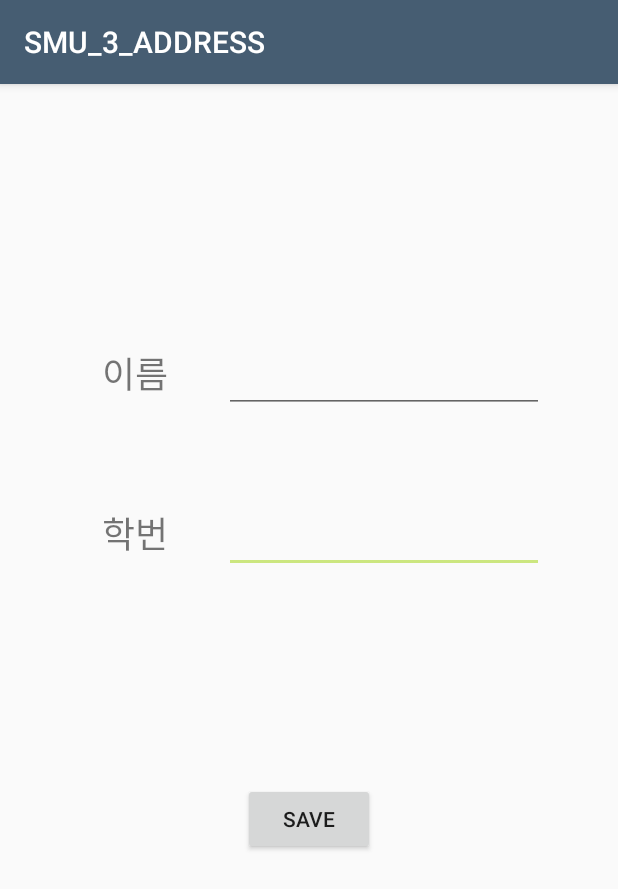
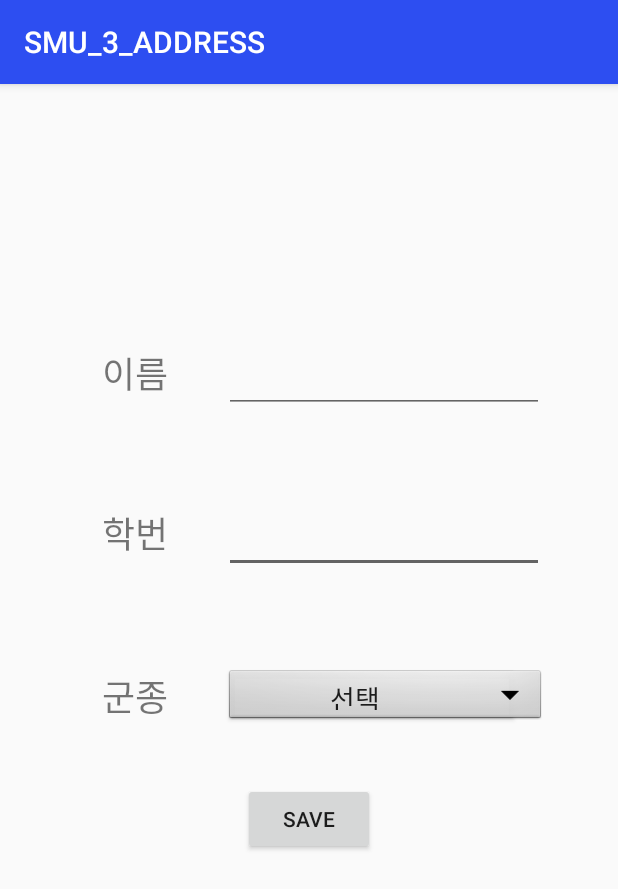
Before and after one commit to kekim98/SMU_3_DEMO, an Android app: the Main2Activity screen opened directly, with no data from a screen before it, on a phone screen of 412 x 824 dp. Shown: the top 889 px of the screen. Run offline under Robolectric (Android 15) with nearby library versions, the phone set to English and light mode, and no system bars.

Commit message:
색 변경 군종 선택 추가

```diff
--- a/app/src/main/java/example/com/smu_3_demo/MainActivity.java
+++ b/app/src/main/java/example/com/smu_3_demo/MainActivity.java
@@ -60,7 +60,6 @@ public class MainActivity extends AppCompatActivity {
     public void onClick(View view) {
         SharedPreferences preferences = getSharedPreferences("Mypref", 0);
         preferences.edit().remove("shared_pref_key").commit();
-        Toast.makeText(MainActivity.this, "예약이 완료되었습니다. 확인바랍니다^^", Toast.LENGTH_SHORT).show();
 
         Toast.makeText(MainActivity.this, "Sending to 병무청 is completed", Toast.LENGTH_SHORT).show();
 
--- a/app/src/main/res/layout/activity_main.xml
+++ b/app/src/main/res/layout/activity_main.xml
@@ -8,7 +8,7 @@
 
     <ListView
         android:id="@+id/nameList"
-        android:layout_width="406dp"
+        android:layout_width="match_parent"
         android:layout_height="519dp"
         android:layout_marginBottom="8dp"
         app:layout_constraintBottom_toBottomOf="parent"
--- a/app/src/main/res/layout/activity_main2.xml
+++ b/app/src/main/res/layout/activity_main2.xml
@@ -38,6 +38,35 @@
         android:id="@+id/textView2"
         android:layout_width="64dp"
         android:layout_height="41dp"
+        android:text="군종"
+        android:textSize="24sp"
+        app:layout_constraintBottom_toBottomOf="parent"
+        app:layout_constraintHorizontal_bias="0.195"
+        app:layout_constraintLeft_toLeftOf="parent"
+        app:layout_constraintRight_toRightOf="parent"
+        app:layout_constraintTop_toTopOf="parent"
+        app:layout_constraintVertical_bias="0.537"
+        tools:ignore="HardcodedText" />
+
+    <Button
+        android:id="@+id/btn"
+        android:layout_width="214dp"
+        android:layout_height="40dp"
+        android:background="@android:drawable/btn_dropdown"
+        android:onClick="onClick"
+        android:text="선택"
+        android:textAppearance="@android:style/TextAppearance.DialogWindowTitle"
+        app:layout_constraintBottom_toBottomOf="parent"
+        app:layout_constraintHorizontal_bias="0.756"
+        app:layout_constraintLeft_toLeftOf="parent"
+        app:layout_constraintRight_toRightOf="parent"
+        app:layout_constraintTop_toTopOf="parent"
+        app:layout_constraintVertical_bias="0.534" />
+
+    <TextView
+        android:id="@+id/textView5"
+        android:layout_width="64dp"
+        android:layout_height="41dp"
         android:text="학번"
         android:textSize="24sp"
         app:layout_constraintBottom_toBottomOf="parent"
@@ -73,4 +102,5 @@
         app:layout_constraintTop_toTopOf="parent"
         app:layout_constraintVertical_bias="0.647"
         tools:ignore="HardcodedText" />
+
 </android.support.constraint.ConstraintLayout>
--- a/app/src/main/res/layout/activity_main4.xml
+++ b/app/src/main/res/layout/activity_main4.xml
@@ -10,6 +10,6 @@
         android:id="@+id/WebView"
         android:layout_width="395dp"
         android:layout_height="587dp"
-        tools:layout_editor_absoluteX="-5dp"
-        tools:layout_editor_absoluteY="-4dp" />
+        tools:layout_editor_absoluteX="8dp"
+        tools:layout_editor_absoluteY="8dp" />
 </android.support.constraint.ConstraintLayout>
--- a/app/src/main/res/values/colors.xml
+++ b/app/src/main/res/values/colors.xml
@@ -1,6 +1,6 @@
 <?xml version="1.0" encoding="utf-8"?>
 <resources>
-    <color name="colorPrimary">#465d72</color>
-    <color name="colorPrimaryDark">#95383a</color>
-    <color name="colorAccent">#9aadd92f</color>
+    <color name="colorPrimary">#2d4ef1</color>
+    <color name="colorPrimaryDark">#252e66</color>
+    <color name="colorAccent">#9a000000</color>
 </resources>
```
Also changed, not shown: app/src/main/java/example/com/smu_3_demo/Main2Activity.java (+62 -0 lines), app/src/main/res/drawable/delete.jpg (deleted), 1 other file.
